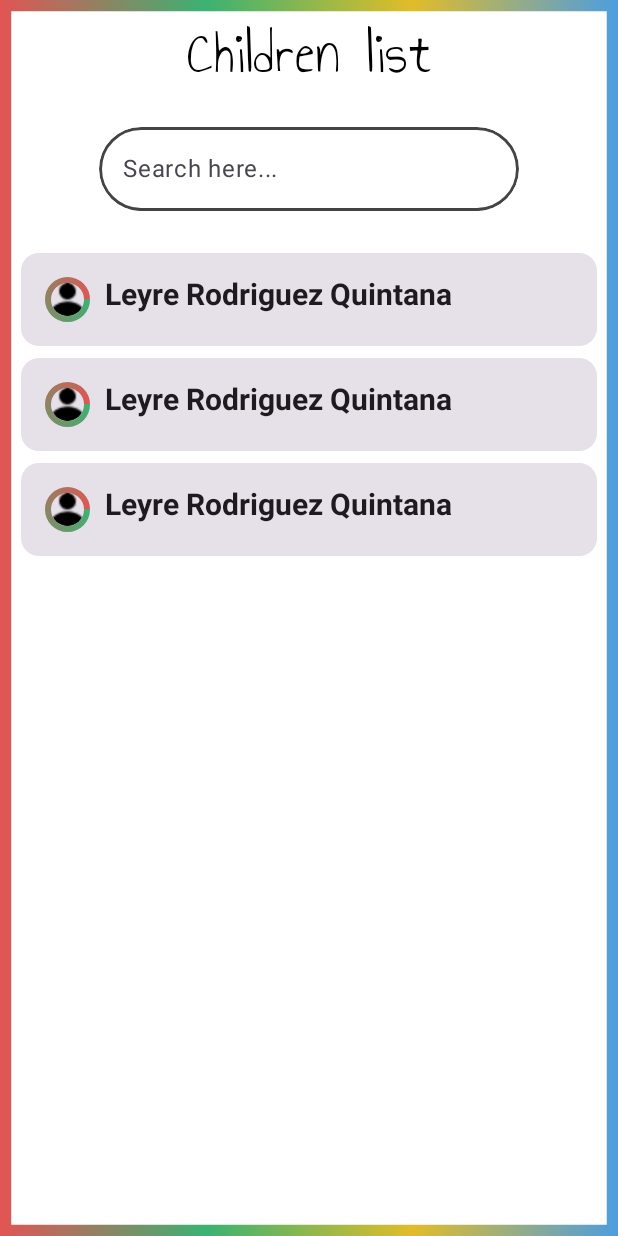
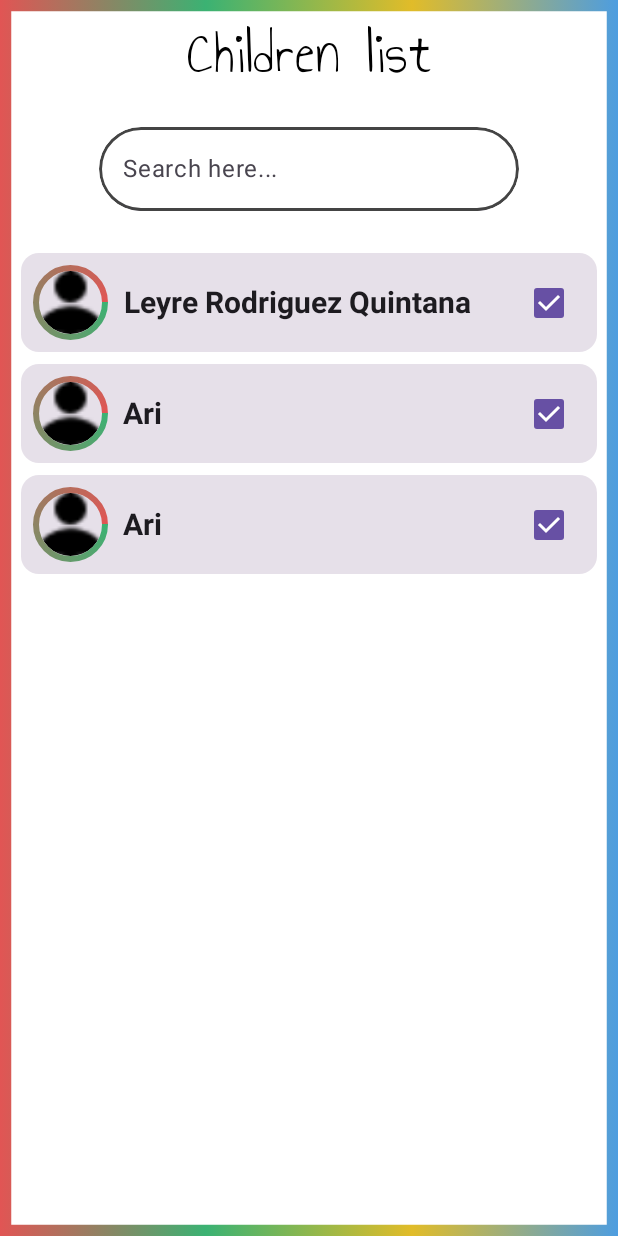
Before and after one commit to LeyreRodriguez/YouthConnect, an Android app built with Jetpack Compose: the @Preview function Preview, on a phone screen of 412 x 824 dp. Run offline under Robolectric (Android 15) with nearby library versions, the phone set to English and light mode, and no system bars.

```diff
--- a/app/src/main/java/com/example/youthconnect/View/BottomNavigationScreens/ChildListScreen.kt
+++ b/app/src/main/java/com/example/youthconnect/View/BottomNavigationScreens/ChildListScreen.kt
@@ -129,7 +129,7 @@ fun Preview(){
             listOf("45534729L", "45854715D"),
             "45854785H")
 
-        val child3 = Child("Leyre Rodriguez Quintana",
+        val child3 = Child("Ari",
             "54148418R",
             "4ºESO",
             "Lr#575098",
@@ -163,7 +163,7 @@ fun Preview(){
 
                 LazyColumn(modifier = Modifier.padding(vertical = 4.dp)) {
                     items(items = childState) { item ->
-                        user(navController = rememberNavController(), item)
+                        list(navController = rememberNavController(), item)
                     }
                 }
             }
@@ -322,24 +322,25 @@ fun ChildListScreen(navController : NavHostController
 
 
 @Composable
-fun list(navController : NavHostController, child : Child){
-
+fun list(navController: NavHostController, child: Child) {
     Card(
         modifier = Modifier
             .fillMaxWidth()
             .clickable {
-
                 navController.navigate("child_profile_screen/${child.ID}")
             }
             .padding(4.dp)
-
     ) {
         Row(
             modifier = Modifier
+                .fillMaxWidth()
                 .padding(8.dp),
+            verticalAlignment = Alignment.CenterVertically,
+            horizontalArrangement = Arrangement.SpaceBetween
+        ) {
+            Row(
                 verticalAlignment = Alignment.CenterVertically
             ) {
-
                 Image(
                     painter = painterResource(id = R.drawable.user_icon),
                     contentDescription = "icon",
@@ -367,15 +368,15 @@ fun list(navController : NavHostController, child : Child){
                         fontSize = 20.sp
                     ),
                     modifier = Modifier.padding(start = 10.dp),
-                textAlign = TextAlign.Center
+                    textAlign = TextAlign.End
+                )
+            }
 
+            val checked = remember { mutableStateOf(true) }
+            Checkbox(
+                checked = checked.value,
+                onCheckedChange = { checked.value = it }
             )
-            val checked = remember { mutableStateOf(true) }
-            Checkbox(checked = checked.value, onCheckedChange ={ checked.value = it })
-
-
-
-
         }
     }
 }
--- a/app/src/main/res/values/strings.xml
+++ b/app/src/main/res/values/strings.xml
@@ -1,5 +1,6 @@
 <resources>
     <string name="app_name">Youthconnect</string>
-    <string name="title_activity_login">Login</string>
     <string name="title_activity_sign_up">SignUp</string>
+    <string name="title_activity_qr_scanner">QrScanner</string>
+    <string name="title_activity_qr_scan">QrScan</string>
 </resources>
```
Also changed, not shown: app/build.gradle.kts (+8 -1 lines), app/src/main/AndroidManifest.xml (+11 -2 lines), app/src/main/java/com/example/youthconnect/QrScan.kt (added, +115 -0 lines), app/src/main/java/com/example/youthconnect/View/BottomNavigationScreens/InstructorProfileScreen.kt (+19 -0 lines), app/src/main/res/values/colors.xml (+1 -9 lines). Lines whose indentation alone changed are shown as unchanged.
